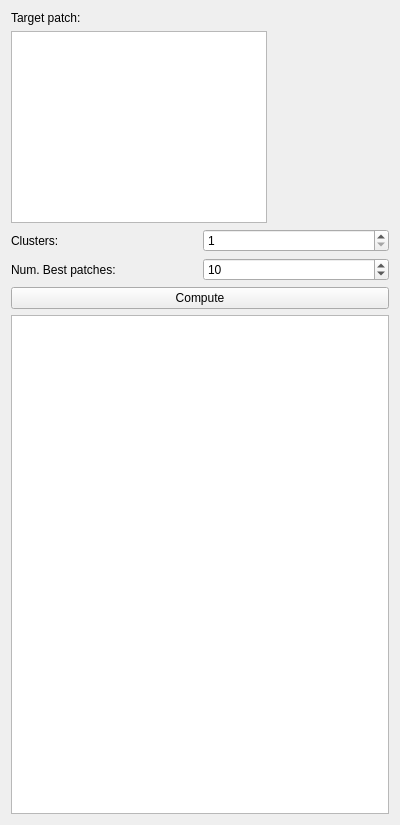
This is TopPatchesWidget.ui in daviddoria/InteractivePatchComparison as Qt 5 draws it before an edit. The edited form follows.
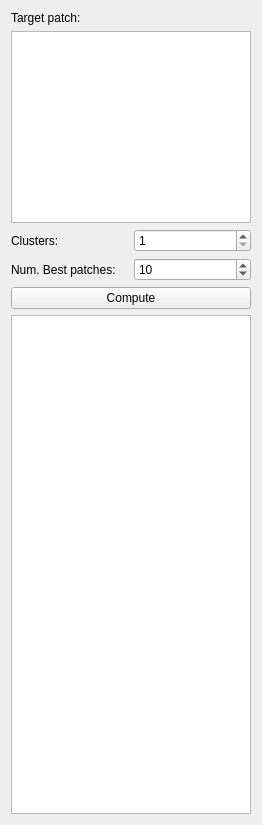
This is the edited form.

Commit message:
Use QSplitter for the layout so things can be resized.
Tried LocalPCADistance. It is extremely fast, but doesn't work very
well.

What changed in the file:
```diff
--- a/TopPatchesWidget.ui
+++ b/TopPatchesWidget.ui
@@ -6,7 +6,7 @@
    <rect>
     <x>0</x>
     <y>0</y>
-    <width>400</width>
+    <width>262</width>
     <height>825</height>
    </rect>
   </property>
@@ -98,12 +98,24 @@
        </item>
        <item>
         <widget class="QTableView" name="tblviewTopPatches">
+         <property name="sizePolicy">
+          <sizepolicy hsizetype="Maximum" vsizetype="Expanding">
+           <horstretch>0</horstretch>
+           <verstretch>0</verstretch>
+          </sizepolicy>
+         </property>
          <property name="selectionBehavior">
           <enum>QAbstractItemView::SelectRows</enum>
          </property>
          <property name="sortingEnabled">
           <bool>true</bool>
          </property>
+         <attribute name="verticalHeaderShowSortIndicator" stdset="0">
+          <bool>true</bool>
+         </attribute>
+         <attribute name="verticalHeaderStretchLastSection">
+          <bool>true</bool>
+         </attribute>
         </widget>
        </item>
       </layout>
```
The commit also changes 7 other files.
